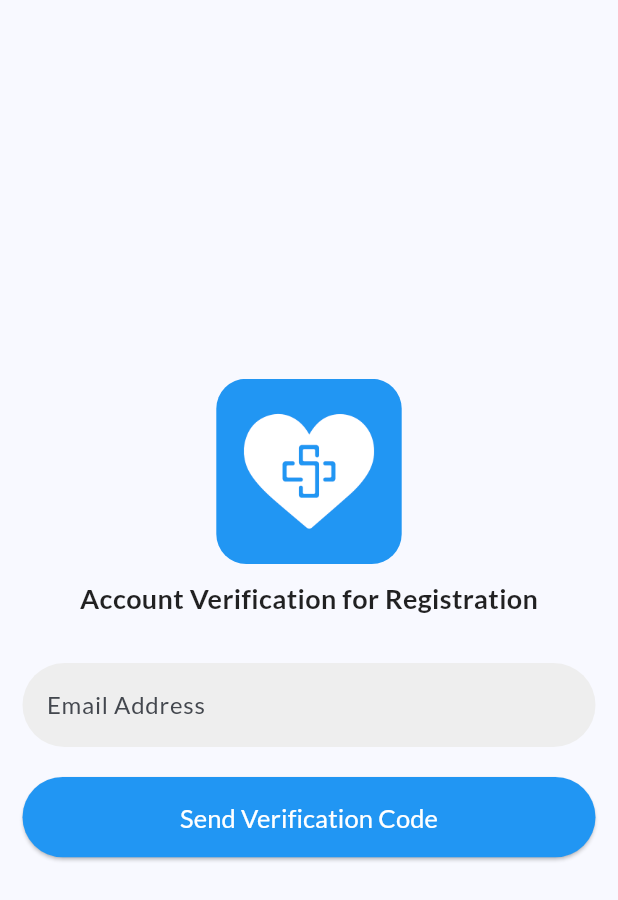
After one commit to MuksithMRA/surgery_tracker, a Flutter app: the screen it shows after launch, after a tap on "Forgot Password", on a phone screen of 412 x 824 dp. The commit adds this screen. Shown: the top 900 px of the screen. Run offline on Flutter 3.47's test engine with Material 2 defaults, Android fonts, the phone set to English and light mode, and no system bars; our stand-ins replace google_fonts, shared_preferences; missing offline and left inert: mailer; network calls fail.

Commit message:
added email verification

```diff
--- a/lib/constants/api_endpoint.dart
+++ b/lib/constants/api_endpoint.dart
@@ -6,6 +6,7 @@ class ApiEndPoint {
   static const buckets = "/storage/buckets";
   static const registerWithEmail = "/account";
   static const loginWithEmail = "$sessions/email";
+  static const emailVarification = "/account/verification";
 
   static String getDatabaseEndpoint(EntityModel collection) {
     return "/databases/${Enviornment.databaseID}/collections/${collection.code}/documents";
--- /dev/null
+++ b/lib/models/email_client.dart
@@ -0,0 +1,4 @@
+class EmailClient {
+  static String email = "";
+  static String password = "";
+}
--- a/lib/providers/auth_provider.dart
+++ b/lib/providers/auth_provider.dart
@@ -4,10 +4,10 @@ import 'dart:io';
 import 'package:flutter/material.dart';
 import 'package:http/http.dart';
 import 'package:shared_preferences/shared_preferences.dart';
-import 'package:surgery_tracker/constants/storage_keys.dart';
-import 'package:surgery_tracker/models/auth_user.dart';
-import 'package:surgery_tracker/models/error_model.dart';
 
+import '../constants/storage_keys.dart';
+import '../models/auth_user.dart';
+import '../models/error_model.dart';
 import '../services/auth_service.dart';
 import '../services/user_service.dart';
 import '../utils/utils.dart';
@@ -16,6 +16,7 @@ class AuthProvider extends ChangeNotifier {
   bool _isAuthenticated = false;
   AuthUser user = AuthUser();
   String confirmPassword = '';
+  bool isVerificationCodeSent = false;
   bool get isAuthenticated => _isAuthenticated;
 
   Future<bool> login() async {
@@ -96,6 +97,11 @@ class AuthProvider extends ChangeNotifier {
     }
   }
 
+  void setIsVerificationEmailSent(bool isSent) {
+    isVerificationCodeSent = isSent;
+    notifyListeners();
+  }
+
   void setAuthUser(AuthUser authUser) {
     user = authUser;
   }
--- a/lib/screens/login.dart
+++ b/lib/screens/login.dart
@@ -4,6 +4,7 @@ import 'package:provider/provider.dart';
 import 'package:surgery_tracker/models/error_model.dart';
 import 'package:surgery_tracker/screens/home.dart';
 import 'package:surgery_tracker/screens/register.dart';
+import 'package:surgery_tracker/screens/verification.dart';
 import 'package:surgery_tracker/widgets/custom_textfield.dart';
 import 'package:surgery_tracker/widgets/loader_overlay.dart';
 import 'package:surgery_tracker/widgets/util_widgets.dart';
@@ -83,7 +84,29 @@ class _LoginScreenState extends State<LoginScreen> {
                 },
               ),
               const SizedBox(
-                height: 20,
+                height: 5,
+              ),
+              Align(
+                alignment: Alignment.centerRight,
+                child: TextButton(
+                  onPressed: () {
+                    Navigator.push(
+                      context,
+                      MaterialPageRoute(
+                        builder: (_) => const VerificationPage(),
+                      ),
+                    );
+                  },
+                  child: const Text(
+                    "Forgot Password",
+                    style: TextStyle(
+                      fontSize: 15,
+                    ),
+                  ),
+                ),
+              ),
+              const SizedBox(
+                height: 10,
               ),
               ElevatedButton(
                 style: ButtonStyle(
--- /dev/null
+++ b/lib/screens/verification.dart
@@ -0,0 +1,114 @@
+import 'package:flutter/material.dart';
+import 'package:provider/provider.dart';
+import 'package:surgery_tracker/providers/auth_provider.dart';
+import 'package:surgery_tracker/widgets/custom_textfield.dart';
+import 'package:surgery_tracker/widgets/util_widgets.dart';
+
+import '../utils/screen_size.dart';
+
+class VerificationPage extends StatefulWidget {
+  final bool isFromRegister;
+  const VerificationPage({super.key, this.isFromRegister = false});
+
+  @override
+  State<VerificationPage> createState() => _VerificationPageState();
+}
+
+class _VerificationPageState extends State<VerificationPage> {
+  final GlobalKey<FormState> _verificationKey = GlobalKey<FormState>();
+
+  @override
+  void initState() {
+    super.initState();
+    Provider.of<AuthProvider>(context, listen: false).isVerificationCodeSent =
+        false;
+  }
+
+  @override
+  Widget build(BuildContext context) {
+    return Consumer<AuthProvider>(
+      builder: (context, auth, child) {
+        return Scaffold(
+          body: SingleChildScrollView(
+            child: Container(
+              padding: const EdgeInsets.all(15.0),
+              height: ScreenSize.height,
+              child: Form(
+                key: _verificationKey,
+                child: Column(
+                  mainAxisAlignment: MainAxisAlignment.center,
+                  children: [
+                    UtilWidgets.logo(),
+                    const SizedBox(
+                      height: 10,
+                    ),
+                    const Text(
+                      "Account Verification for Registration",
+                      style:
+                          TextStyle(fontSize: 18, fontWeight: FontWeight.bold),
+                    ),
+                    const SizedBox(
+                      height: 30,
+                    ),
+                    CustomTextField(
+                        validator: (value) {
+                          if (value == null || value.isEmpty) {
+                            return "Email Address Required";
+                          }
+                          return null;
+                        },
+                        isReadOnly: auth.isVerificationCodeSent,
+                        hintText: 'Email Address'),
+                    if (auth.isVerificationCodeSent)
+                      Column(
+                        children: [
+                          const SizedBox(
+                            height: 15,
+                          ),
+                          CustomTextField(
+                              validator: (value) {
+                                if (value == null || value.isEmpty) {
+                                  return "Verification Code Required";
+                                }
+                                return null;
+                              },
+                              hintText: 'Verification Code'),
+                        ],
+                      ),
+                    const SizedBox(
+                      height: 20,
+                    ),
+                    ElevatedButton(
+                      style: ButtonStyle(
+                          backgroundColor:
+                              MaterialStateProperty.all(Colors.blue),
+                          fixedSize: MaterialStateProperty.all(
+                            Size(
+                              ScreenSize.width,
+                              ScreenSize.height * 0.065,
+                            ),
+                          )),
+                      onPressed: () {
+                        if (_verificationKey.currentState!.validate()) {
+                          auth.setIsVerificationEmailSent(
+                              !auth.isVerificationCodeSent);
+                        }
+                      },
+                      child: Text(
+                        auth.isVerificationCodeSent
+                            ? "Verify Account"
+                            : "Send Verification Code",
+                        style:
+                            const TextStyle(fontSize: 17, color: Colors.white),
+                      ),
+                    ),
+                  ],
+                ),
+              ),
+            ),
+          ),
+        );
+      },
+    );
+  }
+}
--- a/lib/services/auth_service.dart
+++ b/lib/services/auth_service.dart
@@ -44,4 +44,16 @@ class AuthService {
     }
     return null;
   }
+
+  static Future<http.Response?> verifyEmail(sessionId) async {
+    try {
+      return await http.delete(
+        Uri.parse("${Enviornment.apiUrl}${ApiEndPoint.sessions}/$sessionId"),
+        headers: Utils.header(false),
+      );
+    } on Exception catch (ex) {
+      debugPrint(ex.toString());
+    }
+    return null;
+  }
 }
--- a/lib/utils/utils.dart
+++ b/lib/utils/utils.dart
@@ -4,6 +4,9 @@ import 'dart:math';
 import 'dart:typed_data';
 
 import 'package:flutter/material.dart';
+import 'package:mailer/mailer.dart';
+import 'package:mailer/smtp_server.dart';
+import 'package:surgery_tracker/models/email_client.dart';
 
 import '../constants/enviornment.dart';
 
@@ -48,4 +51,35 @@ class Utils {
       fit: BoxFit.fill,
     );
   }
+
+  static generateRandomCode() {
+    Random rand = Random();
+    return rand.nextInt(99999);
+  }
+
+  static sendVerificationEmail(
+      {required String recipient, bool isOnRegister = true}) async {
+    String username = EmailClient.email;
+    String password = EmailClient.password;
+    String title = 'Verfication code for surgery tracker';
+    String content = '${'<p>Here is the code:${generateRandomCode()}'}</p>';
+
+    final smtpServer = gmail(username, password);
+
+    final message = Message()
+      ..from = Address(username, 'Surgery Tracker')
+      ..recipients.add(recipient)
+      ..subject = title
+      ..html = content;
+
+    try {
+      final sendReport = await send(message, smtpServer);
+      print('Message sent: $sendReport');
+    } on MailerException catch (e) {
+      print('Message not sent.${e.message}');
+      for (var p in e.problems) {
+        print('Problem: ${p.code}: ${p.msg}');
+      }
+    }
+  }
 }
--- a/lib/widgets/custom_textfield.dart
+++ b/lib/widgets/custom_textfield.dart
@@ -7,6 +7,7 @@ class CustomTextField extends StatelessWidget {
   final IconData? prefixIcon;
   final bool obsecureText;
   final String? initialValue;
+  final bool? isReadOnly;
   const CustomTextField({
     super.key,
     required this.hintText,
@@ -15,11 +16,13 @@ class CustomTextField extends StatelessWidget {
     this.obsecureText = false,
     this.prefixIcon,
     this.initialValue,
+    this.isReadOnly,
   });
 
   @override
   Widget build(BuildContext context) {
     return TextFormField(
+      readOnly: isReadOnly ?? false,
       initialValue: initialValue,
       obscureText: obsecureText,
       onChanged: onChange,
--- a/pubspec.yaml
+++ b/pubspec.yaml
@@ -41,6 +41,7 @@ dependencies:
   provider: ^6.0.5
   shared_preferences: ^2.1.2
   intl: ^0.18.1
+  mailer: ^6.0.1
 
 dev_dependencies:
   flutter_test:
```
Also changed, not shown: pubspec.lock, 1 other file.
